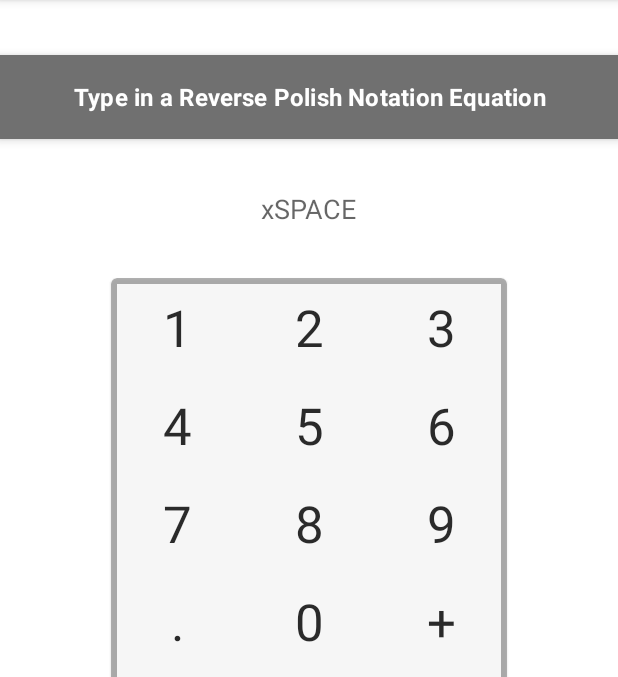
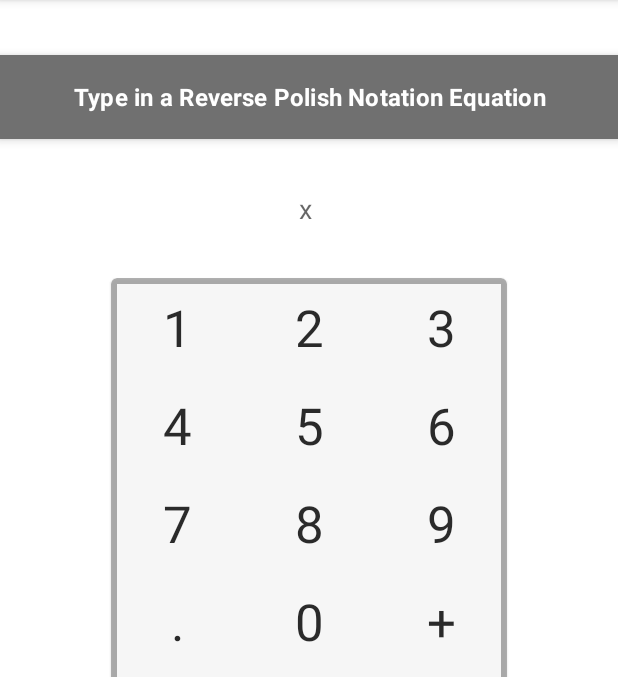
Before and after one commit to RachelBrisman/RPN-Calculator-MCON521, an Android app: the screen it shows after launch (MainActivity), after a tap on "SPACE", on a phone screen of 412 x 824 dp, the part 84-761 px from its top. Run offline under Robolectric (Android 15) with nearby library versions, the phone set to English and light mode, and no system bars; 1 other tap on this screen came first.

Commit message:
made the buttons work in java

```diff
--- a/app/src/main/java/com/example/rpn_calculator/MainActivity.java
+++ b/app/src/main/java/com/example/rpn_calculator/MainActivity.java
@@ -86,4 +86,11 @@ public class MainActivity extends AppCompatActivity {
         equation += currentButtonText;
         showEquation.setText(equation);
     }
+
+    public void addSpaceToEquation(View view) {
+        Button currentButton = (Button) view;
+        String currentButtonText = " ";
+        equation += currentButtonText;
+        showEquation.setText(equation);
+    }
 }
--- a/app/src/main/res/layout/content_main.xml
+++ b/app/src/main/res/layout/content_main.xml
@@ -136,7 +136,8 @@
                 style="@style/BorderlessButton"
                 android:layout_columnSpan="3"
                 android:layout_gravity="center_horizontal"
-                android:text="SPACE" />
+                android:text="SPACE"
+                android:onClick="addSpaceToEquation"/>
         </GridLayout>
 
     </com.google.android.material.card.MaterialCardView>
```
